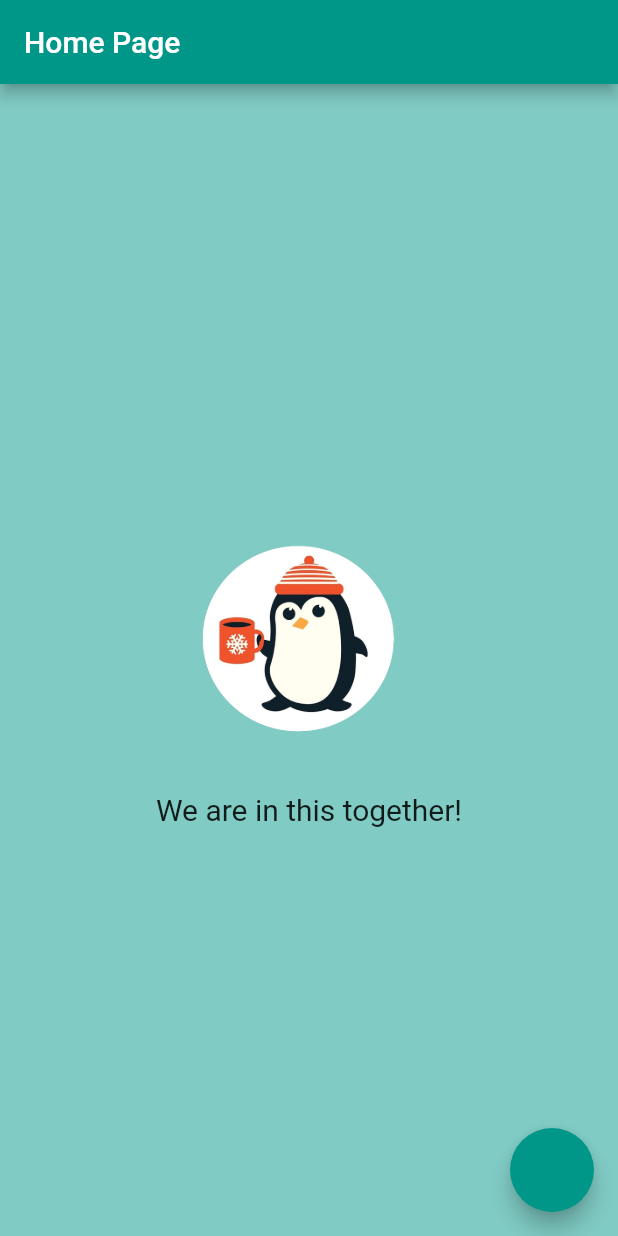
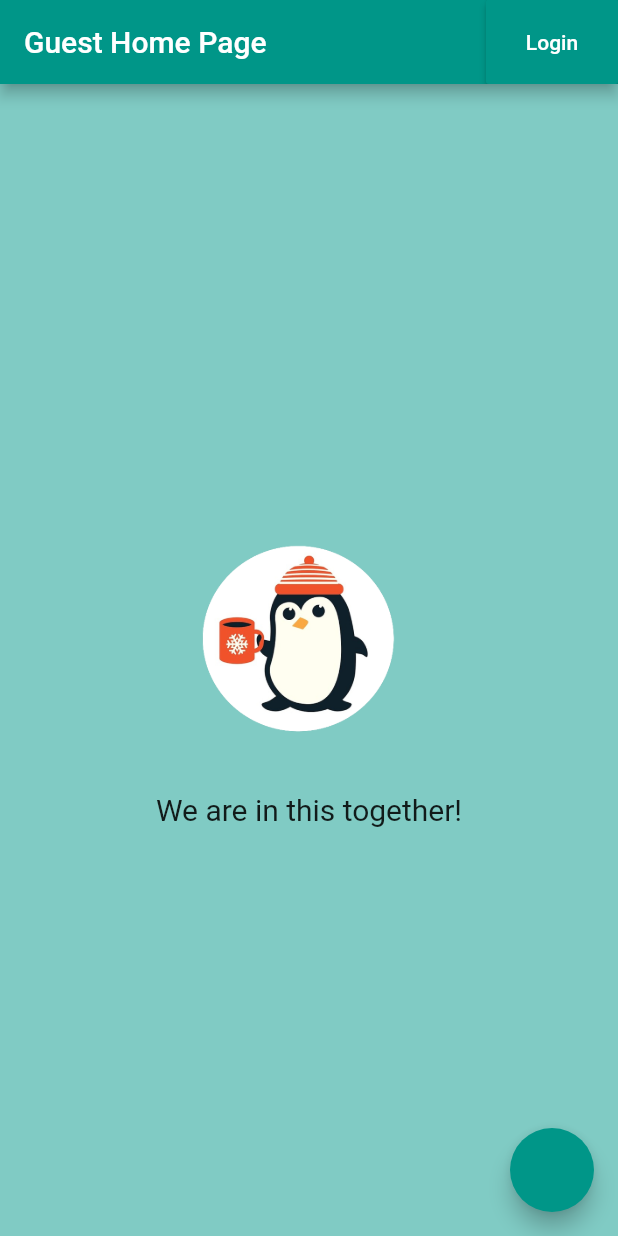
Before and after one commit to WillCui-/selfcarechatbot, a Flutter app: the screen it shows after launch, after a tap on "Login", after a tap on "Continue as guest", on a phone screen of 412 x 824 dp. Run offline on Flutter 3.47's test engine with Material 2 defaults, Android fonts, the phone set to English and light mode, and no system bars; our stand-ins replace firebase_auth, firebase_core, google_fonts; missing offline and left inert: firebase_auth_web, firebase_core_web; accounts and stored records are empty; Roboto replaces fonts that are missing (Times New Roman).

Commit message:
Add login/logout button back to homepage's appBar

```diff
--- a/lib/home.dart
+++ b/lib/home.dart
@@ -1,4 +1,6 @@
 import 'package:flutter/material.dart';
+
+import 'package:chatbot_test1/widgets/app_bar.dart';
 
 class HomePage extends StatefulWidget {
   HomePage({Key key, this.title, this.guest = false}) : super(key: key);
@@ -19,10 +21,11 @@ class _HomePageState extends State<HomePage> {
               new MaterialPageRoute(builder: (context) => Navigation()));
         },
       ),
-      appBar: AppBar(
-          title: Text(
-        "Home Page",
-      )),
+      appBar: appBar(
+        context,
+        widget.title,
+        widget.guest,
+      ),
       body: Container(
           alignment: Alignment.center,
           color: Colors.teal[200],
--- /dev/null
+++ b/lib/widgets/app_bar.dart
@@ -0,0 +1,36 @@
+import 'package:flutter/material.dart';
+import 'package:firebase_auth/firebase_auth.dart';
+
+Widget appBar(
+  BuildContext context,
+  String title,
+  bool guest,
+) {
+  return AppBar(
+    title: Text(title),
+    actions: <Widget>[
+      if (guest)
+        RaisedButton(
+          child: Text("Login"),
+          color: Theme.of(context).primaryColor,
+          textColor: Colors.white,
+          onPressed: () {
+            Navigator.pushNamedAndRemoveUntil(context, "/login", (_) => false);
+          },
+        )
+      else
+        RaisedButton(
+          child: Text("Logout"),
+          color: Theme.of(context).primaryColor,
+          textColor: Colors.white,
+          onPressed: () {
+            FirebaseAuth.instance
+                .signOut()
+                .then((_) => Navigator.pushNamedAndRemoveUntil(
+                    context, "/login", (_) => false))
+                .catchError((e) => print(e));
+          },
+        ),
+    ],
+  );
+}
```
